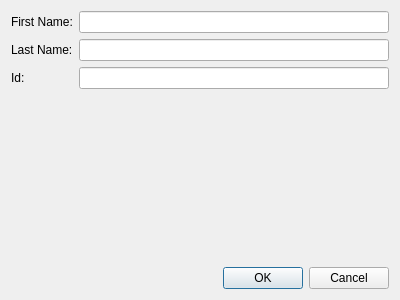
The window that additemdialog.ui (transbite/DBTests) describes before a commit, drawn with Qt 5.
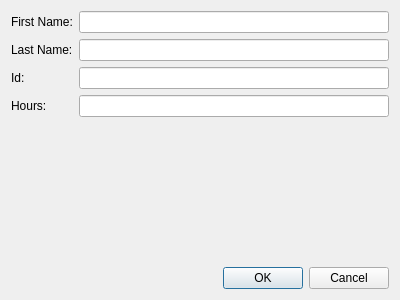
The same window after the commit.

Diff of the .ui file:
```diff
--- a/additemdialog.ui
+++ b/additemdialog.ui
@@ -46,6 +46,16 @@
      <item row="2" column="1">
       <widget class="QLineEdit" name="id"/>
      </item>
+     <item row="3" column="0">
+      <widget class="QLabel" name="labelHours">
+       <property name="text">
+        <string>Hours:</string>
+       </property>
+      </widget>
+     </item>
+     <item row="3" column="1">
+      <widget class="QLineEdit" name="hours"/>
+     </item>
     </layout>
    </item>
    <item>
```
